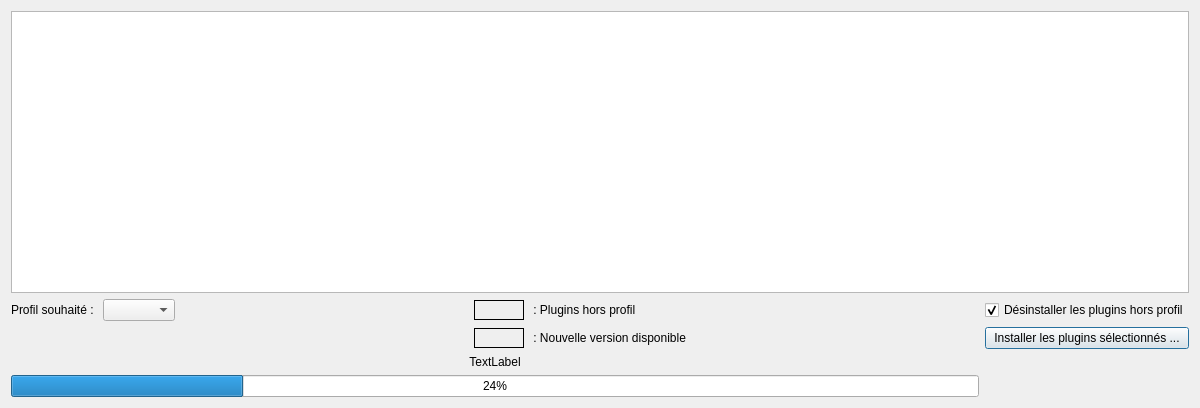
This is ui/installer.ui in IGNF/PluginsManager-qgis-plugin as Qt 5 draws it before an edit. The edited form follows.
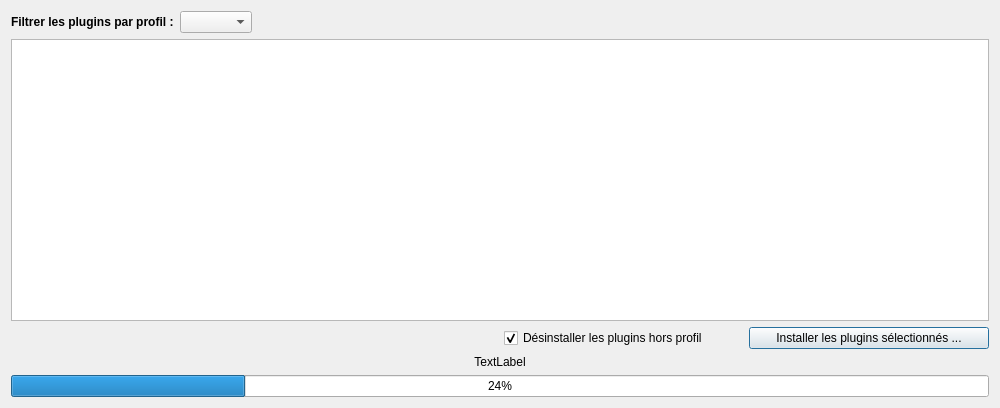
This is the edited form. Icons and pictures are not drawn.

The edit to the form file:
```diff
--- a/ui/installer.ui
+++ b/ui/installer.ui
@@ -6,10 +6,28 @@
    <rect>
     <x>0</x>
     <y>0</y>
-    <width>1200</width>
+    <width>1000</width>
     <height>408</height>
    </rect>
   </property>
+  <property name="sizePolicy">
+   <sizepolicy hsizetype="Preferred" vsizetype="Preferred">
+    <horstretch>0</horstretch>
+    <verstretch>0</verstretch>
+   </sizepolicy>
+  </property>
+  <property name="minimumSize">
+   <size>
+    <width>1000</width>
+    <height>0</height>
+   </size>
+  </property>
+  <property name="maximumSize">
+   <size>
+    <width>1500</width>
+    <height>16777215</height>
+   </size>
+  </property>
   <property name="windowTitle">
    <string>Installation des plugins IGN</string>
   </property>
@@ -20,140 +38,78 @@
   <layout class="QGridLayout" name="gridLayout_2">
    <item row="0" column="0">
     <layout class="QGridLayout" name="gridLayout">
-     <item row="2" column="3">
-      <widget class="QLabel" name="label_non_installe">
-       <property name="minimumSize">
-        <size>
-         <width>50</width>
-         <height>0</height>
-        </size>
+     <item row="2" column="0" colspan="4">
+      <widget class="QTableWidget" name="tablePlugins">
+       <property name="sizePolicy">
+        <sizepolicy hsizetype="Preferred" vsizetype="Expanding">
+         <horstretch>0</horstretch>
+         <verstretch>0</verstretch>
+        </sizepolicy>
        </property>
-       <property name="maximumSize">
-        <size>
-         <width>16777215</width>
-         <height>20</height>
-        </size>
-       </property>
-       <property name="frameShape">
-        <enum>QFrame::Box</enum>
-       </property>
-       <property name="text">
-        <string/>
-       </property>
-      </widget>
-     </item>
-     <item row="2" column="6">
-      <widget class="QPushButton" name="pushButton_installer">
-       <property name="maximumSize">
-        <size>
-         <width>250</width>
-         <height>16777215</height>
-        </size>
-       </property>
-       <property name="text">
-        <string>Installer les plugins sélectionnés ...</string>
-       </property>
-      </widget>
-     </item>
-     <item row="2" column="4">
-      <widget class="QLabel" name="label">
-       <property name="text">
-        <string> : Nouvelle version disponible</string>
-       </property>
-      </widget>
-     </item>
-     <item row="1" column="2">
-      <spacer name="horizontalSpacer">
-       <property name="orientation">
-        <enum>Qt::Horizontal</enum>
-       </property>
-       <property name="sizeHint" stdset="0">
-        <size>
-         <width>40</width>
-         <height>20</height>
-        </size>
-       </property>
-      </spacer>
-     </item>
-     <item row="1" column="1">
-      <widget class="QComboBox" name="comboBox_profils"/>
-     </item>
-     <item row="1" column="6">
-      <widget class="QCheckBox" name="checkBox_suppr_plugins">
-       <property name="text">
-        <string>Désinstaller les plugins hors profil</string>
-       </property>
-       <property name="checked">
-        <bool>true</bool>
-       </property>
-      </widget>
-     </item>
-     <item row="0" column="0" colspan="7">
-      <widget class="QTableWidget" name="tablePlugins"/>
-     </item>
-     <item row="1" column="0">
-      <widget class="QLabel" name="label_4">
-       <property name="text">
-        <string>Profil souhaité : </string>
-       </property>
-      </widget>
-     </item>
-     <item row="1" column="3">
-      <widget class="QLabel" name="label_hors_profil">
        <property name="minimumSize">
         <size>
-         <width>50</width>
+         <width>0</width>
          <height>0</height>
         </size>
        </property>
-       <property name="maximumSize">
-        <size>
-         <width>16777215</width>
-         <height>20</height>
-        </size>
-       </property>
-       <property name="frameShape">
-        <enum>QFrame::Box</enum>
-       </property>
-       <property name="text">
-        <string/>
-       </property>
       </widget>
      </item>
-     <item row="1" column="4">
-      <widget class="QLabel" name="label_3">
-       <property name="text">
-        <string> : Plugins hors profil</string>
-       </property>
-      </widget>
-     </item>
-     <item row="1" column="5">
-      <spacer name="horizontalSpacer_2">
-       <property name="orientation">
-        <enum>Qt::Horizontal</enum>
-       </property>
-       <property name="sizeHint" stdset="0">
-        <size>
-         <width>40</width>
-         <height>20</height>
-        </size>
-       </property>
-      </spacer>
-     </item>
-     <item row="4" column="0" colspan="6">
+     <item row="5" column="0" colspan="4">
       <widget class="QProgressBar" name="progressBar">
        <property name="value">
         <number>24</number>
        </property>
       </widget>
      </item>
-     <item row="3" column="0" colspan="6">
+     <item row="4" column="0" colspan="4">
       <widget class="QLabel" name="label_progress">
        <property name="text">
         <string>TextLabel</string>
        </property>
        <property name="alignment">
-        <set>Qt::AlignCenter</set>
+        <set>Qt::AlignmentFlag::AlignCenter</set>
+       </property>
+      </widget>
+     </item>
+     <item row="1" column="0">
+      <layout class="QHBoxLayout" name="horizontalLayout">
+       <item>
+        <widget class="QLabel" name="label">
+         <property name="font">
+          <font>
+           <bold>true</bold>
+          </font>
+         </property>
+         <property name="text">
+          <string>Filtrer les plugins par profil :</string>
+         </property>
+        </widget>
+       </item>
+       <item>
+        <widget class="QComboBox" name="comboBox_profils"/>
+       </item>
+      </layout>
+     </item>
+     <item row="3" column="2">
+      <widget class="QCheckBox" name="checkBox_suppr_plugins">
+       <property name="text">
+        <string>Désinstaller les plugins hors profil</string>
+       </property>
+       <property name="checked">
+        <bool>true</bool>
+       </property>
+      </widget>
+     </item>
+     <item row="3" column="3">
+      <widget class="QPushButton" name="pushButton_installer">
+       <property name="maximumSize">
+        <size>
+         <width>250</width>
+         <height>16777215</height>
+        </size>
+       </property>
+       <property name="text">
+        <string>Installer les plugins sélectionnés ...</string>
        </property>
       </widget>
      </item>
```
